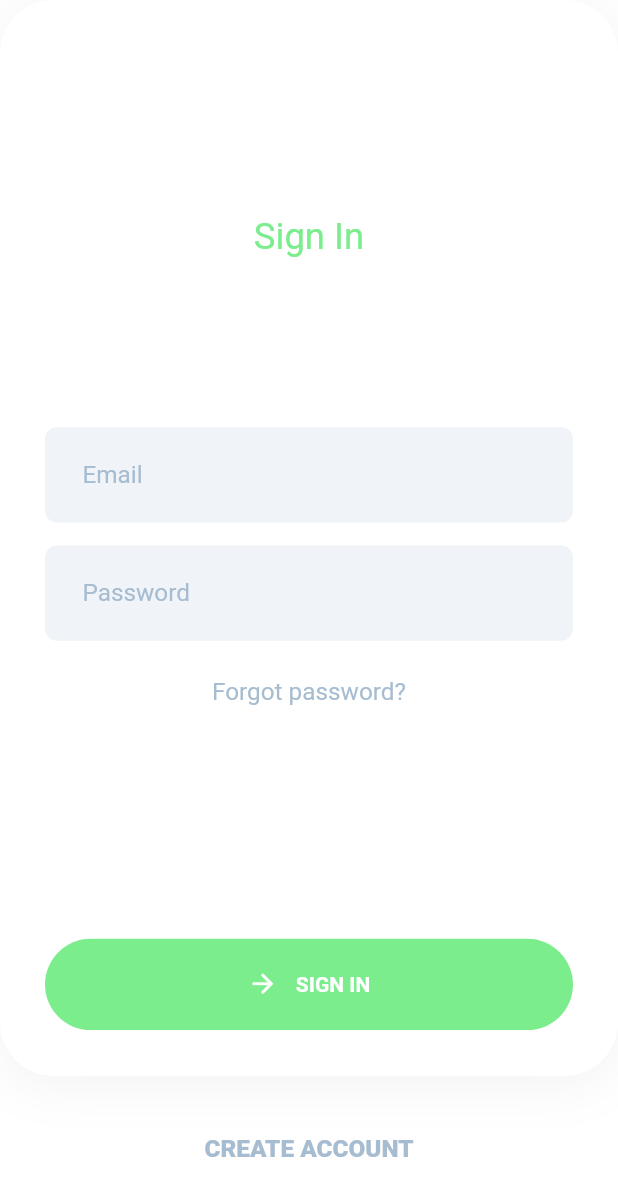
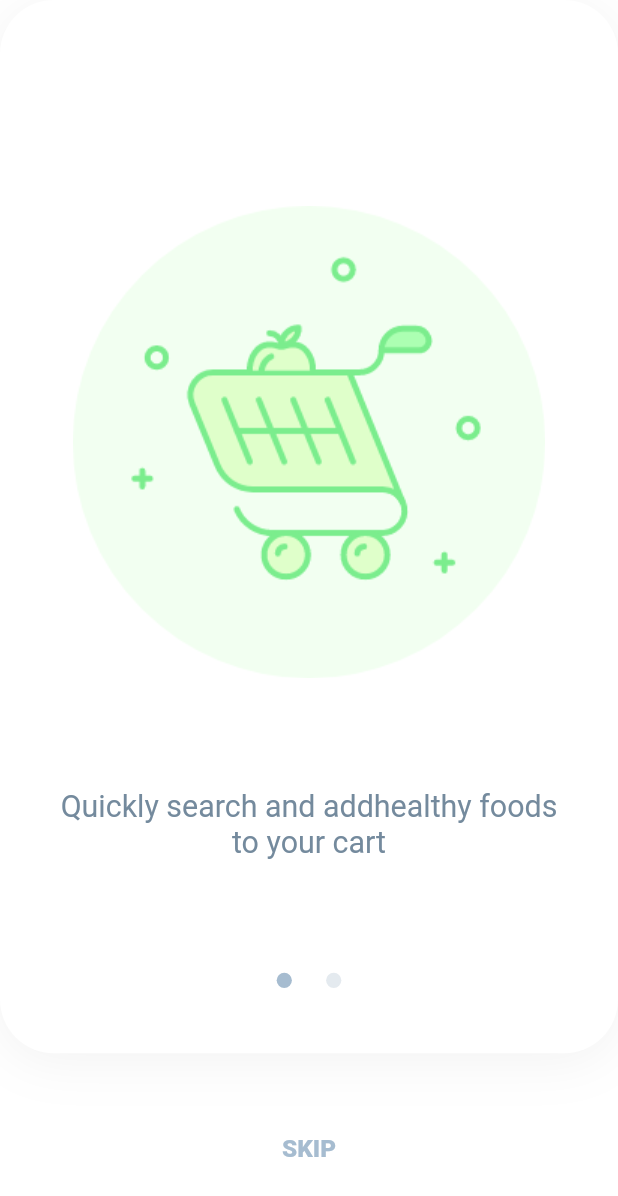
Before and after one commit to applevinc/fresh_food, a Flutter app: the screen it shows after launch, after a tap on "SIGN IN", on a phone screen of 412 x 824 dp. Shown: the top 1196 px of the screen. Run offline on Flutter 3.47's test engine with Material 2 defaults, Android fonts, the light colour scheme and no system bars; our stand-ins replace flutter_screenutil.

Commit message:
created onboarding pageview

```diff
--- /dev/null
+++ b/lib/view/images.dart
@@ -0,0 +1,4 @@
+class AppImages {
+  static const String onboarding_1 = "assets/images/onboarding_1.png";
+  static const String onboarding_2 = "assets/images/onboarding_2.png";
+}
--- a/lib/view/screens/auth/auth.dart
+++ b/lib/view/screens/auth/auth.dart
@@ -1,5 +1,6 @@
 import 'package:flutter/material.dart';
 import 'package:flutter_screenutil/flutter_screenutil.dart';
+import 'package:fresh_food_ui/view/screens/onboarding/onboarding.dart';
 import 'package:fresh_food_ui/view/style/colors.dart';
 import 'package:fresh_food_ui/view/style/constants.dart';
 
@@ -83,6 +84,8 @@ class _AuthFormState extends State<AuthForm> {
                   // you'd often call a server or save the information in a database.
 
                   // go to onboarding screen.
+                  Navigator.push(context,
+                      MaterialPageRoute(builder: (context) => OnboardingScreen()));
                 }
               },
             ),
--- /dev/null
+++ b/lib/view/screens/onboarding/onboarding.dart
@@ -0,0 +1,161 @@
+import 'package:flutter/material.dart';
+import 'package:flutter_screenutil/flutter_screenutil.dart';
+import 'package:fresh_food_ui/view/images.dart';
+import 'package:fresh_food_ui/view/style/colors.dart';
+import 'package:fresh_food_ui/view/style/constants.dart';
+import 'package:provider/provider.dart';
+
+class OnboardingScreen extends StatelessWidget {
+  const OnboardingScreen({Key key}) : super(key: key);
+
+  @override
+  Widget build(BuildContext context) {
+    return ChangeNotifierProvider(
+      create: (_) => PageNotifier(),
+      builder: (context, child) {
+        var pageNotifier = context.watch<PageNotifier>();
+
+        return Scaffold(
+          body: Column(
+            children: [
+              Container(
+                height: 692.h,
+                decoration: kContainerBottomShadowDecoration(context),
+                child: Column(
+                  crossAxisAlignment: CrossAxisAlignment.center,
+                  children: [
+                    SizedBox(height: 133.h),
+                    _OnboardingPageView(),
+                    SizedBox(height: 63.h),
+                    _PageIndicator(),
+                    SizedBox(height: 40.h),
+                  ],
+                ),
+              ),
+              SizedBox(height: 53.h),
+              InkWell(
+                onTap: () {
+                  // go to last page view.
+                  pageNotifier.skip();
+                },
+                child: Text(
+                  "SKIP",
+                  style: Theme.of(context)
+                      .textTheme
+                      .bodyText1
+                      .apply(color: AppColors.medium_grey, fontWeightDelta: 7),
+                ),
+              ),
+              SizedBox(height: 45.h),
+            ],
+          ),
+        );
+      },
+    );
+  }
+}
+
+class _OnboardingPageView extends StatelessWidget {
+  @override
+  Widget build(BuildContext context) {
+    var pageNotifier = context.watch<PageNotifier>();
+
+    return SizedBox(
+      height: 443.h,
+      child: PageView.builder(
+        controller: pageNotifier.pageController,
+        itemCount: _onboardingList.length,
+        itemBuilder: (context, index) {
+          var onboardingItem = _onboardingList[index];
+
+          return Column(
+            children: [
+              Image.asset(
+                onboardingItem.img,
+                height: 315.h,
+                width: 315.w,
+              ),
+              SizedBox(height: 70.h),
+              Padding(
+                padding: EdgeInsets.symmetric(horizontal: 30.w),
+                child: Text(
+                  onboardingItem.description,
+                  style: Theme.of(context).textTheme.headline6,
+                  textAlign: TextAlign.center,
+                ),
+              )
+            ],
+          );
+        },
+        onPageChanged: (value) {
+          pageNotifier.nextPage(value);
+        },
+      ),
+    );
+  }
+}
+
+class _PageIndicator extends StatelessWidget {
+  const _PageIndicator({
+    Key key,
+  }) : super(key: key);
+
+  @override
+  Widget build(BuildContext context) {
+    var pageNotifier = context.watch<PageNotifier>();
+
+    return Row(
+      mainAxisAlignment: MainAxisAlignment.center,
+      children: List.generate(
+        _onboardingList.length,
+        (index) => AnimatedContainer(
+          duration: Duration(milliseconds: 100),
+          margin: EdgeInsets.symmetric(horizontal: 10.w),
+          height: 10.h,
+          width: 10.w,
+          decoration: BoxDecoration(
+            color: (index == pageNotifier.pageNo)
+                ? AppColors.medium_grey
+                : Color(0x4da6b8c9),
+            shape: BoxShape.circle,
+          ),
+        ),
+      ),
+    );
+  }
+}
+
+class PageNotifier extends ChangeNotifier {
+  int pageNo = 0;
+  PageController pageController = PageController(initialPage: 0);
+
+  void nextPage(int index) {
+    pageNo = index;
+    notifyListeners();
+  }
+
+  void skip() {
+    pageController.jumpToPage(
+      _onboardingList.length - 1,
+    );
+    notifyListeners();
+  }
+}
+
+class _OnboardingModel {
+  final String img;
+  final String description;
+
+  _OnboardingModel({this.img, this.description});
+}
+
+final _onboardingList = [
+  _OnboardingModel(
+    img: AppImages.onboarding_1,
+    description: "Quickly search and addhealthy foods to your cart",
+  ),
+  _OnboardingModel(
+    img: AppImages.onboarding_2,
+    description: "With one click you can add every ingredient for a recipe to your cart",
+  ),
+];
--- a/pubspec.yaml
+++ b/pubspec.yaml
@@ -25,6 +25,7 @@ dependencies:
     sdk: flutter
 
   flutter_screenutil: ^5.0.0+2
+  provider: ^6.0.0
 
   # The following adds the Cupertino Icons font to your application.
   # Use with the CupertinoIcons class for iOS style icons.
```
Also changed, not shown: assets/images/onboarding_1.png (added), assets/images/onboarding_2.png (added), pubspec.lock.
